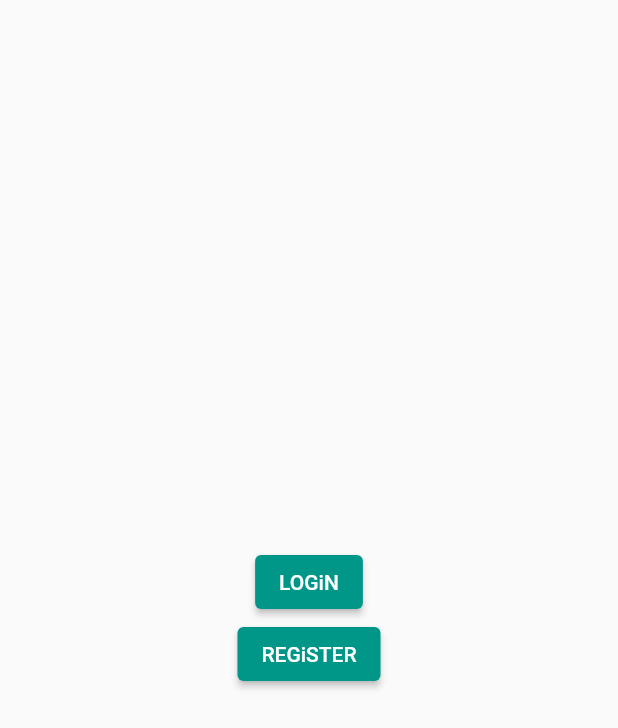
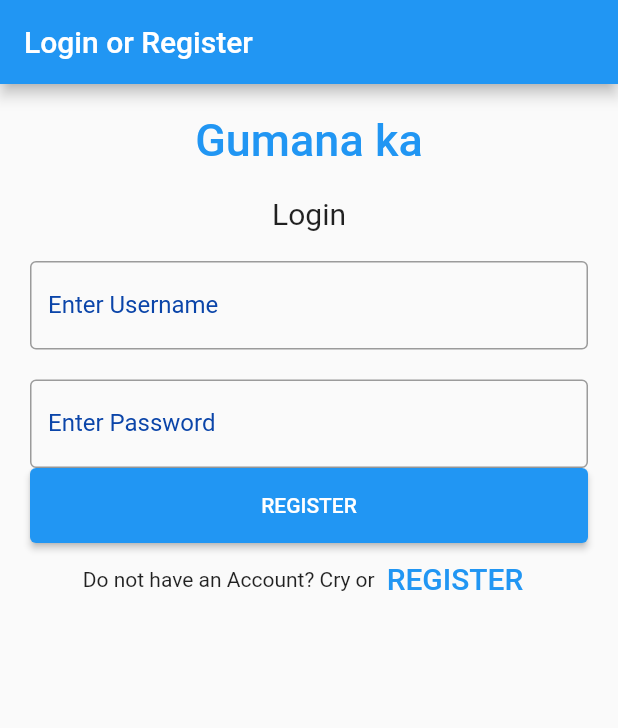
Before and after one commit to kldayrit/flutter-project, a Flutter app: the screen it shows after launch, on a phone screen of 412 x 824 dp. Shown: the top 728 px of the screen. Run offline on Flutter 3.47's test engine with Material 2 defaults, Android fonts, the phone set to English and light mode, and no system bars.

Commit message:
Remaked Entire Home Page
- Shows instead the Login Page at the start
- Small button for registration under Login

```diff
--- a/kldayrit_project/lib/main.dart
+++ b/kldayrit_project/lib/main.dart
@@ -1,49 +1,131 @@
 import 'package:flutter/material.dart';
+import 'register_page.dart';
 
-void main() {
-  WidgetsFlutterBinding.ensureInitialized();
-  runApp(const MyApp());
-}
+void main() => runApp(const MyApp());
 
 class MyApp extends StatelessWidget {
   const MyApp({Key? key}) : super(key: key);
 
-  static const String _title = 'Persistence';
-
   @override
   Widget build(BuildContext context) {
     return MaterialApp(
-      title: _title,
-      theme: ThemeData(primarySwatch: Colors.teal),
-      home: const MyStatefulWidget(title: 'To Do List'),
+      title: 'Start Page',
+      home: Scaffold(
+        appBar: AppBar(title: const Text('Login or Register')),
+        body: const MyStatefulWidget(),
+      ),
     );
   }
 }
 
 class MyStatefulWidget extends StatefulWidget {
-  const MyStatefulWidget({Key? key, required this.title}) : super(key: key);
-  final String title;
+  const MyStatefulWidget({Key? key}) : super(key: key);
 
   @override
   State<MyStatefulWidget> createState() => _MyStatefulWidgetState();
 }
 
 class _MyStatefulWidgetState extends State<MyStatefulWidget> {
-  //create a counter variable for Task id
-  // the one that will hold the text boxes and the buttons
+  TextEditingController usernameController = TextEditingController();
+  TextEditingController passwordController = TextEditingController();
+  final _formKey = GlobalKey<FormState>();
+  final bool _validate = false;
+
   @override
   Widget build(BuildContext context) {
-    return Scaffold(
-      body: Container(
-        alignment: Alignment.center,
-        child: Column(
-          mainAxisAlignment: MainAxisAlignment.center,
-          children: [
-            ElevatedButton(onPressed: () {}, child: const Text('LOGiN')),
-            ElevatedButton(onPressed: () {}, child: const Text('REGiSTER'))
+    return Padding(
+      padding: const EdgeInsets.all(10),
+      child: Form(
+        key: _formKey,
+        child: ListView(
+          children: <Widget>[
+            Container(
+                alignment: Alignment.center,
+                padding: const EdgeInsets.all(10),
+                child: const Text(
+                  'Gumana ka',
+                  style: TextStyle(
+                      color: Colors.blue,
+                      fontWeight: FontWeight.w500,
+                      fontSize: 30),
+                )),
+            Container(
+                alignment: Alignment.center,
+                padding: const EdgeInsets.all(10),
+                child: const Text(
+                  'Login',
+                  style: TextStyle(fontSize: 20),
+                )),
+            Container(
+                padding: const EdgeInsets.all(10),
+                child: buildTextField('Enter Username', usernameController)),
+            Container(
+                padding: const EdgeInsets.fromLTRB(10, 10, 10, 0),
+                child: buildTextField('Enter Password', passwordController)),
+            Container(
+              height: 50,
+              padding: const EdgeInsets.fromLTRB(10, 0, 10, 0),
+              child: ElevatedButton(
+                child: const Text('REGISTER'),
+                onPressed: () {
+                  if (_formKey.currentState!.validate()) {
+                    ScaffoldMessenger.of(context).showSnackBar(
+                      const SnackBar(content: Text('Processing Data')),
+                    );
+                    usernameController.clear();
+                    passwordController.clear();
+                  }
+                },
+              ),
+            ),
+            Row(
+              children: <Widget>[
+                const Text('Do not have an Account? Cry or'),
+                TextButton(
+                  child: const Text(
+                    'REGISTER',
+                    style: TextStyle(fontSize: 20),
+                  ),
+                  onPressed: () {
+                    Navigator.push(
+                        context,
+                        MaterialPageRoute(
+                            builder: (context) => const ShowTasksPage()));
+                  },
+                )
+              ],
+              mainAxisAlignment: MainAxisAlignment.center,
+            ),
           ],
         ),
       ),
     );
   }
+
+  Widget buildTextField(String label, TextEditingController _controller) {
+    return TextFormField(
+      controller: _controller,
+      decoration: InputDecoration(
+          border: const OutlineInputBorder(),
+          errorBorder: const OutlineInputBorder(
+              borderSide: BorderSide(color: Color.fromARGB(255, 213, 82, 125))),
+          focusedErrorBorder: const OutlineInputBorder(
+              borderSide:
+                  BorderSide(color: Color.fromARGB(255, 234, 146, 175))),
+          labelText: label,
+          labelStyle: const TextStyle(color: Color.fromARGB(255, 11, 69, 169)),
+          floatingLabelStyle:
+              const TextStyle(color: Color.fromARGB(255, 90, 113, 241)),
+          errorText: _validate ? 'Value can\'t be empty' : null),
+      style: const TextStyle(color: Colors.indigo),
+      validator: (value) {
+        //validates if value in controller/textfield is not empty
+        if (value == null || value.isEmpty) {
+          return 'Please $label';
+        }
+
+        return null;
+      },
+    );
+  }
 }
```
